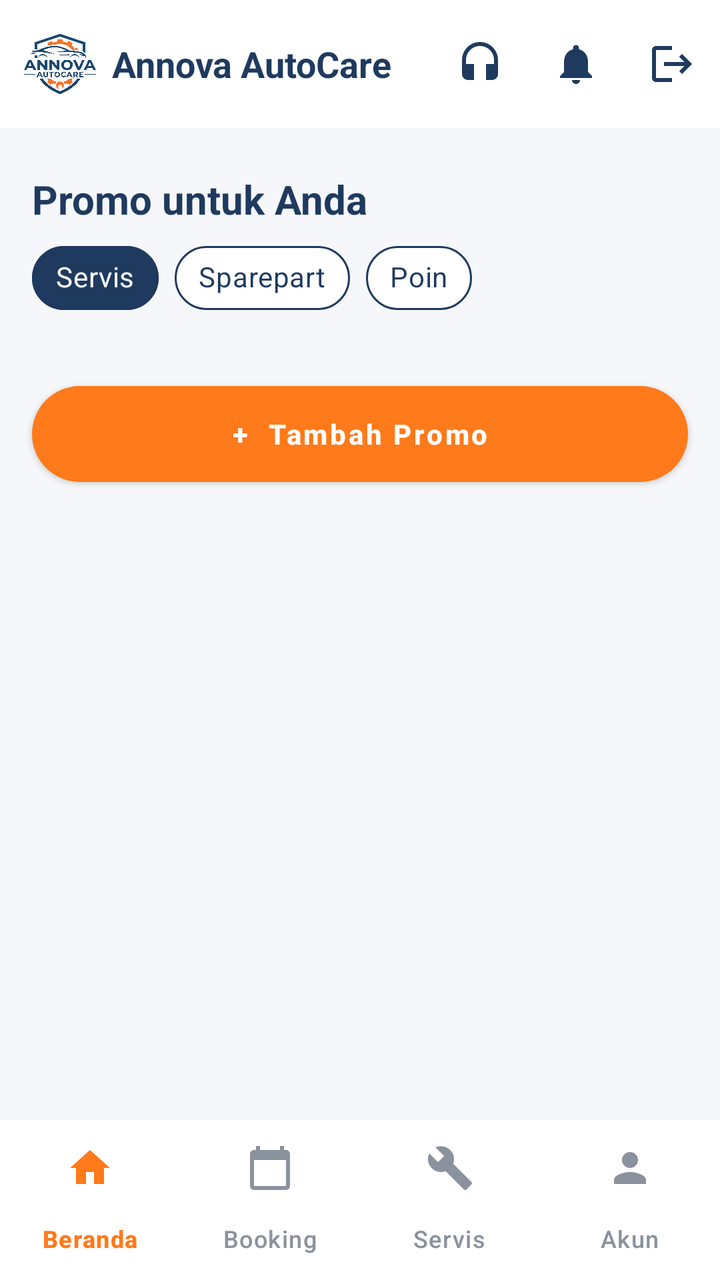
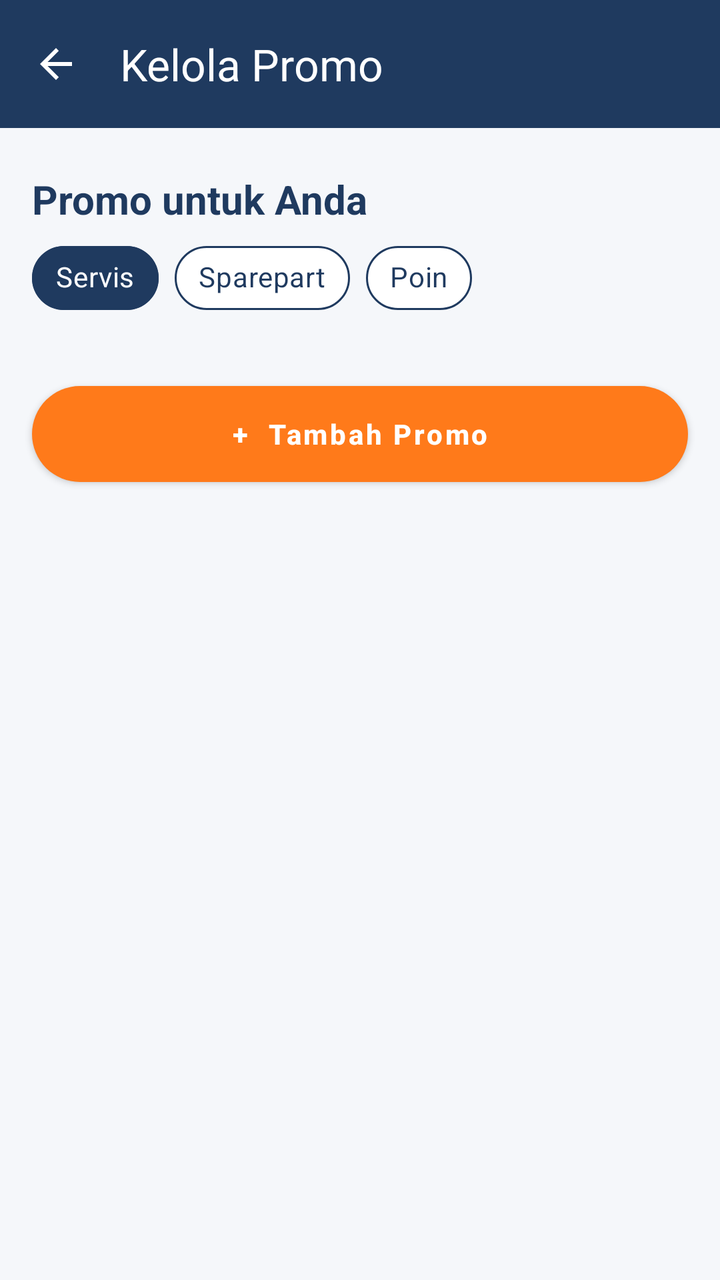

An Android layout rendered at two revisions. The XML below is the earlier revision; the diff shows what the commit changed to produce the second picture.
<!-- AndroidManifest.xml: application theme Theme.MobileProject -->
<!-- res/layout/activity_promo_petugas.xml -->
<?xml version="1.0" encoding="utf-8"?>
<LinearLayout xmlns:android="http://schemas.android.com/apk/res/android"
    xmlns:app="http://schemas.android.com/apk/res-auto"
    xmlns:tools="http://schemas.android.com/tools"
    android:layout_width="match_parent"
    android:layout_height="match_parent"
    android:background="@color/bk_bg_screen"
    android:orientation="vertical"
    tools:context=".PetugasPromoActivity">

    <include
        layout="@layout/include_top_bar"
        android:layout_width="match_parent"
        android:layout_height="wrap_content"
        android:elevation="8dp"
        android:translationZ="8dp" />

    <androidx.core.widget.NestedScrollView
        android:id="@+id/scrollPromo"
        android:layout_width="match_parent"
        android:layout_height="0dp"
        android:layout_weight="1"
        android:clipToPadding="false"
        android:fillViewport="true"
        android:paddingBottom="16dp">

        <LinearLayout
            android:layout_width="match_parent"
            android:layout_height="wrap_content"
            android:orientation="vertical">

            <TextView
                android:layout_width="wrap_content"
                android:layout_height="wrap_content"
                android:layout_marginStart="16dp"
                android:layout_marginTop="22dp"
                android:text="@string/promo_untuk_anda"
                android:textColor="@color/bk_primary"
                android:textSize="20sp"
                android:textStyle="bold" />

            <HorizontalScrollView
                android:layout_width="match_parent"
                android:layout_height="48dp"
                android:layout_marginTop="10dp"
                android:clipToPadding="false"
                android:paddingStart="16dp"
                android:paddingEnd="16dp"
                android:scrollbars="none">

                <com.google.android.material.chip.ChipGroup
                    android:id="@+id/chipGroupKategori"
                    android:layout_width="wrap_content"
                    android:layout_height="wrap_content"
                    app:selectionRequired="true"
                    app:singleLine="true"
                    app:singleSelection="true">

                    <com.google.android.material.chip.Chip
                        android:id="@+id/chipServis"
                        style="@style/Widget.MaterialComponents.Chip.Filter"
                        android:layout_width="wrap_content"
                        android:layout_height="wrap_content"
                        android:checked="true"
                        android:text="@string/servis"
                        android:textColor="@android:color/white"
                        android:textStyle="bold"
                        app:checkedIconVisible="false"
                        app:chipBackgroundColor="@color/bk_primary"
                        app:chipMinTouchTargetSize="0dp"
                        app:chipStrokeColor="@color/bk_primary"
                        app:chipStrokeWidth="1dp" />

                    <com.google.android.material.chip.Chip
                        android:id="@+id/chipSparepart"
                        style="@style/Widget.MaterialComponents.Chip.Filter"
                        android:layout_width="wrap_content"
                        android:layout_height="wrap_content"
                        android:text="@string/sparepart"
                        android:textColor="@color/bk_primary"
                        android:textStyle="bold"
                        app:checkedIconTint="@color/bk_primary"
                        app:chipBackgroundColor="@android:color/white"
                        app:chipMinTouchTargetSize="0dp"
                        app:chipStrokeColor="@color/bk_primary"
                        app:chipStrokeWidth="1dp" />

                    <com.google.android.material.chip.Chip
                        android:id="@+id/chipPoin"
                        style="@style/Widget.MaterialComponents.Chip.Filter"
                        android:layout_width="wrap_content"
                        android:layout_height="wrap_content"
                        android:text="Poin"
                        android:textColor="@color/bk_primary"
                        android:textStyle="bold"
                        app:checkedIconTint="@color/bk_primary"
                        app:chipBackgroundColor="@android:color/white"
                        app:chipMinTouchTargetSize="0dp"
                        app:chipStrokeColor="@color/bk_primary"
                        app:chipStrokeWidth="1dp" />
                </com.google.android.material.chip.ChipGroup>
            </HorizontalScrollView>


            <androidx.recyclerview.widget.RecyclerView
                android:id="@+id/rvPromo"
                android:layout_width="match_parent"
                android:layout_height="wrap_content"
                android:layout_marginTop="6dp"
                android:clipToPadding="false"
                android:nestedScrollingEnabled="false"
                android:paddingStart="10dp"
                android:paddingEnd="10dp"
                app:layoutManager="androidx.recyclerview.widget.GridLayoutManager"
                app:spanCount="2" />

            
            <TextView
                android:id="@+id/tvKosong"
                android:layout_width="match_parent"
                android:layout_height="wrap_content"
                android:gravity="center"
                android:paddingTop="40dp"
                android:text="Belum ada promo aktif di kategori ini"
                android:textColor="@color/bk_text_secondary"
                android:textSize="14sp"
                android:visibility="gone" />

            <com.google.android.material.button.MaterialButton
                android:id="@+id/fabTambah"
                style="@style/Widget.MaterialComponents.Button"
                android:layout_width="match_parent"
                android:layout_height="48dp"
                android:layout_marginStart="16dp"
                android:layout_marginTop="16dp"
                android:layout_marginEnd="16dp"
                android:layout_marginBottom="24dp"
                android:insetTop="0dp"
                android:insetBottom="0dp"
                android:text="+  Tambah Promo"
                android:textAllCaps="false"
                android:textColor="@android:color/white"
                android:textSize="14sp"
                android:textStyle="bold"
                app:backgroundTint="@color/bk_accent"
                app:cornerRadius="24dp" />
        </LinearLayout>
    </androidx.core.widget.NestedScrollView>

    <com.google.android.material.bottomnavigation.BottomNavigationView
        android:id="@+id/bottomNav"
        android:layout_width="match_parent"
        android:layout_height="wrap_content"
        android:layout_gravity="bottom"
        android:background="@android:color/white"
        app:elevation="12dp"
        app:itemActiveIndicatorStyle="@null"
        app:itemIconTint="@color/bk_nav_item_color"
        app:itemTextColor="@color/bk_nav_item_color"
        app:labelVisibilityMode="labeled"
        app:menu="@menu/menu_bottom_nav_petugas" />


</LinearLayout>
<!-- res/layout/include_top_bar.xml (included above) -->
<com.google.android.material.appbar.AppBarLayout
    xmlns:android="http://schemas.android.com/apk/res/android"
    xmlns:app="http://schemas.android.com/apk/res-auto"
    android:id="@+id/appBar"
    android:layout_width="match_parent"
    android:layout_height="wrap_content"
    android:background="@android:color/white"
    app:elevation="0dp">

    <com.google.android.material.appbar.MaterialToolbar
        android:id="@+id/topBar"
        android:layout_width="match_parent"
        android:layout_height="?attr/actionBarSize"
        android:background="@android:color/white"
        android:contentInsetStart="0dp"
        app:contentInsetStart="0dp"
        app:menu="@menu/menu_top_bar">

        <LinearLayout
            android:layout_width="wrap_content"
            android:layout_height="match_parent"
            android:gravity="center_vertical"
            android:orientation="horizontal"
            android:paddingStart="12dp">

            <ImageView
                android:layout_width="36dp"
                android:layout_height="36dp"
                android:contentDescription="Logo Annova AutoCare"
                android:scaleType="fitCenter"
                android:src="@drawable/annova_auto_care" />

            <TextView
                android:layout_width="wrap_content"
                android:layout_height="wrap_content"
                android:layout_marginStart="8dp"
                android:text="Annova AutoCare"
                android:textColor="@color/bk_primary"
                android:textSize="18sp"
                android:textStyle="bold" />
        </LinearLayout>
    </com.google.android.material.appbar.MaterialToolbar>
</com.google.android.material.appbar.AppBarLayout>
<!-- resources referenced by this layout -->
<resources>
  <color name="bk_accent">#FF7A1A</color>
  <color name="bk_bg_screen">#F5F7FA</color>
  <color name="bk_primary">#1F3A5F</color>
  <color name="bk_text_secondary">#6B7380</color>
  <!-- drawable annova_auto_care: png bitmap (drawable, 213238 bytes) -->
  <string name="promo_untuk_anda">Promo untuk Anda</string>
  <string name="servis">Servis</string>
  <string name="sparepart">Sparepart</string>
  <style name="Theme.MobileProject" parent="Base.Theme.MobileProject" />
  <style name="Base.Theme.MobileProject" parent="Theme.Material3.DayNight.NoActionBar">
  
      </style>
</resources>

<!-- the commit's change to res/layout/activity_promo_petugas.xml (unified diff, before → after) -->
@@ -8,12 +8,16 @@
     android:orientation="vertical"
     tools:context=".PetugasPromoActivity">
 
-    <include
-        layout="@layout/include_top_bar"
+    
+    <com.google.android.material.appbar.MaterialToolbar
+        android:id="@+id/toolbar"
         android:layout_width="match_parent"
-        android:layout_height="wrap_content"
-        android:elevation="8dp"
-        android:translationZ="8dp" />
+        android:layout_height="?attr/actionBarSize"
+        android:background="@color/bk_primary"
+        app:navigationIcon="?attr/homeAsUpIndicator"
+        app:navigationIconTint="@android:color/white"
+        app:title="Kelola Promo"
+        app:titleTextColor="@android:color/white" />
 
     <androidx.core.widget.NestedScrollView
         android:id="@+id/scrollPromo"
@@ -101,7 +105,6 @@
                 </com.google.android.material.chip.ChipGroup>
             </HorizontalScrollView>
 
-
             <androidx.recyclerview.widget.RecyclerView
                 android:id="@+id/rvPromo"
                 android:layout_width="match_parent"
@@ -147,62 +150,4 @@
         </LinearLayout>
     </androidx.core.widget.NestedScrollView>
 
-    <com.google.android.material.bottomnavigation.BottomNavigationView
-        android:id="@+id/bottomNav"
-        android:layout_width="match_parent"
-        android:layout_height="wrap_content"
-        android:layout_gravity="bottom"
-        android:background="@android:color/white"
-        app:elevation="12dp"
-        app:itemActiveIndicatorStyle="@null"
-        app:itemIconTint="@color/bk_nav_item_color"
-        app:itemTextColor="@color/bk_nav_item_color"
-        app:labelVisibilityMode="labeled"
-        app:menu="@menu/menu_bottom_nav_petugas" />
-
-
 </LinearLayout>
-<!-- res/layout/include_top_bar.xml (included above) -->
-<com.google.android.material.appbar.AppBarLayout
-    xmlns:android="http://schemas.android.com/apk/res/android"
-    xmlns:app="http://schemas.android.com/apk/res-auto"
-    android:id="@+id/appBar"
-    android:layout_width="match_parent"
-    android:layout_height="wrap_content"
-    android:background="@android:color/white"
-    app:elevation="0dp">
-
-    <com.google.android.material.appbar.MaterialToolbar
-        android:id="@+id/topBar"
-        android:layout_width="match_parent"
-        android:layout_height="?attr/actionBarSize"
-        android:background="@android:color/white"
-        android:contentInsetStart="0dp"
-        app:contentInsetStart="0dp"
-        app:menu="@menu/menu_top_bar">
-
-        <LinearLayout
-            android:layout_width="wrap_content"
-            android:layout_height="match_parent"
-            android:gravity="center_vertical"
-            android:orientation="horizontal"
-            android:paddingStart="12dp">
-
-            <ImageView
-                android:layout_width="36dp"
-                android:layout_height="36dp"
-                android:contentDescription="Logo Annova AutoCare"
-                android:scaleType="fitCenter"
-                android:src="@drawable/annova_auto_care" />
-
-            <TextView
-                android:layout_width="wrap_content"
-                android:layout_height="wrap_content"
-                android:layout_marginStart="8dp"
-                android:text="Annova AutoCare"
-                android:textColor="@color/bk_primary"
-                android:textSize="18sp"
-                android:textStyle="bold" />
-        </LinearLayout>
-    </com.google.android.material.appbar.MaterialToolbar>
-</com.google.android.material.appbar.AppBarLayout>
<!-- resource entries referenced after the edit -->
@@ -4,7 +4,6 @@
   <color name="bk_bg_screen">#F5F7FA</color>
   <color name="bk_primary">#1F3A5F</color>
   <color name="bk_text_secondary">#6B7380</color>
-  <!-- drawable annova_auto_care: png bitmap (drawable, 213238 bytes) -->
   <string name="promo_untuk_anda">Promo untuk Anda</string>
   <string name="servis">Servis</string>
   <string name="sparepart">Sparepart</string>
